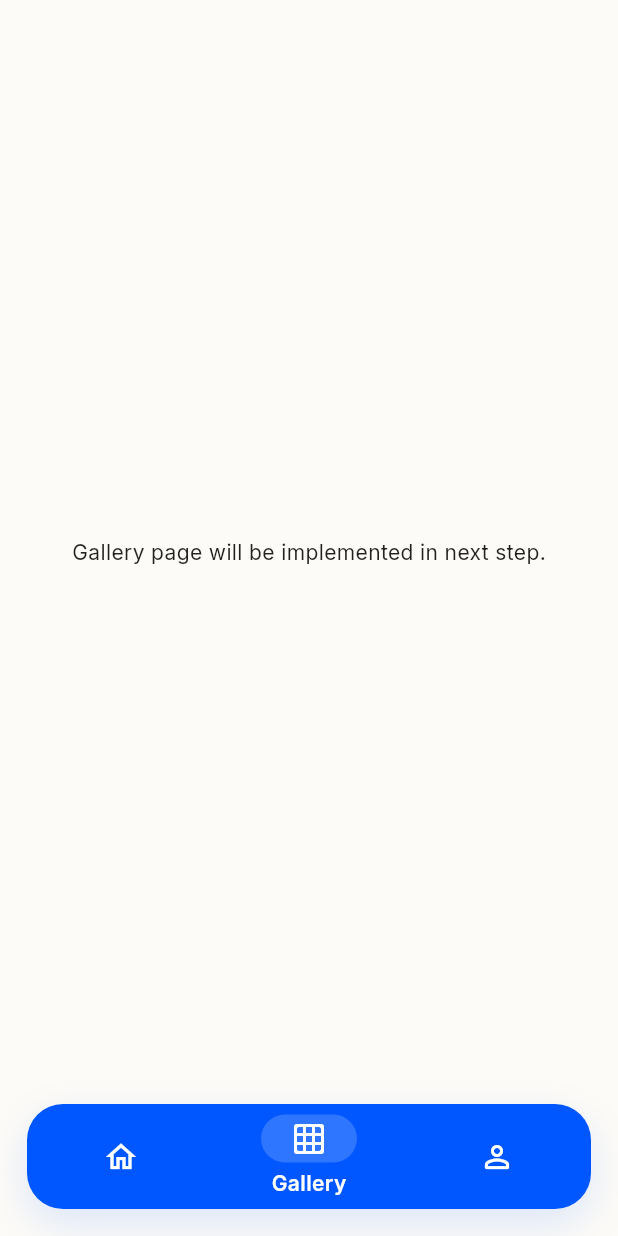
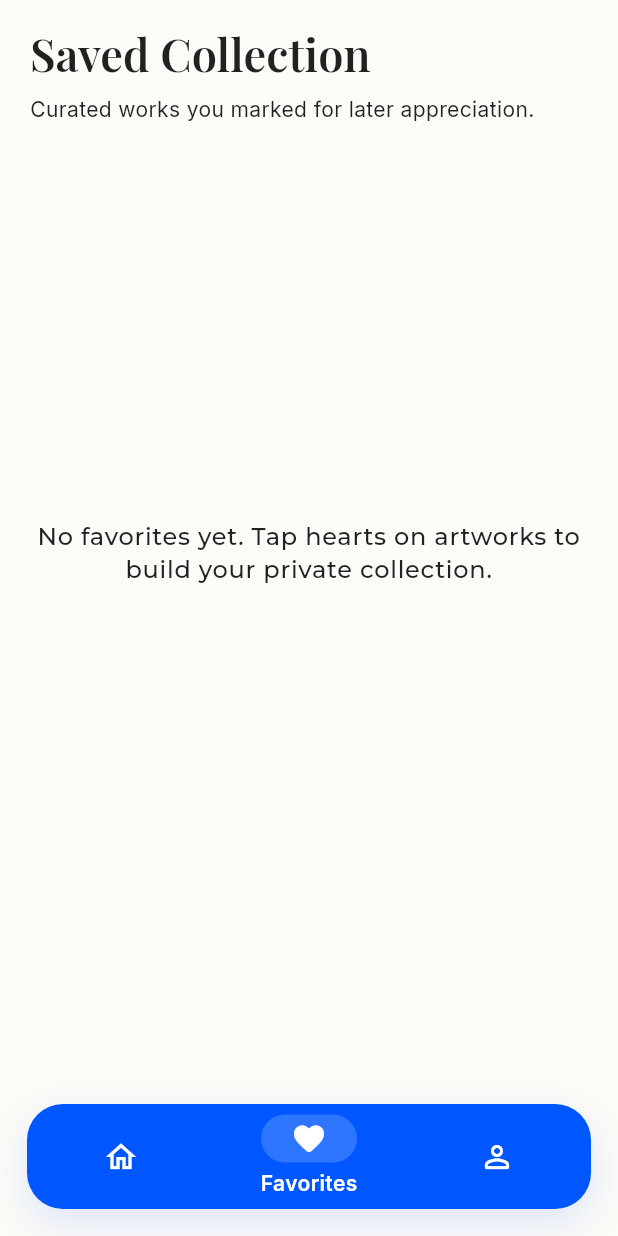
Before and after one commit to hilldanura198-bit/New-project-6, a Flutter app: the HomePage screen opened directly, item 2 of the bottom bar chosen, on a phone screen of 412 x 824 dp. Run offline on Flutter 3.47's test engine with Material 3 defaults, Android fonts, the phone set to English and light mode, and no system bars; our stand-ins replace flutter_riverpod, google_fonts, image_picker, supabase_flutter; accounts and stored records are empty; network calls fail.

Commit message:
feat: add favorites tab and animated heart toggles across artwork UI

```diff
--- a/lib/src/core/widgets/main_navigation.dart
+++ b/lib/src/core/widgets/main_navigation.dart
@@ -50,9 +50,9 @@ class MainNavigation extends StatelessWidget {
               label: 'Home',
             ),
             NavigationDestination(
-              icon: Icon(Icons.grid_view_rounded, color: Colors.white),
-              selectedIcon: Icon(Icons.grid_on_rounded, color: Colors.white),
-              label: 'Gallery',
+              icon: Icon(Icons.favorite_border_rounded, color: Colors.white),
+              selectedIcon: Icon(Icons.favorite_rounded, color: Colors.white),
+              label: 'Favorites',
             ),
             NavigationDestination(
               icon: Icon(Icons.person_outline_rounded, color: Colors.white),
--- /dev/null
+++ b/lib/src/features/favorites/presentation/pages/favorites_page.dart
@@ -0,0 +1,106 @@
+import 'package:flutter/material.dart';
+import 'package:flutter_riverpod/flutter_riverpod.dart';
+import 'package:flutter_staggered_grid_view/flutter_staggered_grid_view.dart';
+
+import '../../../artwork/presentation/pages/artwork_detail_page.dart';
+import '../../../artwork/presentation/widgets/favorite_heart_button.dart';
+import '../providers/favorites_provider.dart';
+
+class FavoritesPage extends ConsumerWidget {
+  const FavoritesPage({super.key});
+
+  @override
+  Widget build(BuildContext context, WidgetRef ref) {
+    final favoritesState = ref.watch(favoritesProvider);
+    final favoritesArtworksAsync = ref.watch(favoriteArtworksProvider);
+
+    return Scaffold(
+      body: SafeArea(
+        child: Padding(
+          padding: const EdgeInsets.fromLTRB(20, 16, 20, 100),
+          child: Column(
+            crossAxisAlignment: CrossAxisAlignment.start,
+            children: [
+              Text(
+                'Saved Collection',
+                style: Theme.of(context).textTheme.headlineMedium,
+              ),
+              const SizedBox(height: 8),
+              Text(
+                'Curated works you marked for later appreciation.',
+                style: Theme.of(context).textTheme.bodyMedium,
+              ),
+              if (favoritesState.error != null) ...[
+                const SizedBox(height: 10),
+                Text(
+                  favoritesState.error!,
+                  style: const TextStyle(color: Colors.redAccent),
+                ),
+              ],
+              const SizedBox(height: 18),
+              Expanded(
+                child: favoritesArtworksAsync.when(
+                  data: (artworks) {
+                    if (artworks.isEmpty) {
+                      return Center(
+                        child: Text(
+                          'No favorites yet. Tap hearts on artworks to build your private collection.',
+                          textAlign: TextAlign.center,
+                          style: Theme.of(context).textTheme.bodyLarge,
+                        ),
+                      );
+                    }
+
+                    return MasonryGridView.count(
+                      crossAxisCount: 2,
+                      mainAxisSpacing: 14,
+                      crossAxisSpacing: 14,
+                      itemCount: artworks.length,
+                      itemBuilder: (context, index) {
+                        final artwork = artworks[index];
+                        final artworkId = artwork['id'].toString();
+                        return GestureDetector(
+                          onTap: () {
+                            Navigator.of(context).push(
+                              MaterialPageRoute<void>(
+                                builder: (_) => ArtworkDetailPage(artwork: artwork),
+                              ),
+                            );
+                          },
+                          child: ClipRRect(
+                            borderRadius: BorderRadius.circular(28),
+                            child: Stack(
+                              children: [
+                                AspectRatio(
+                                  aspectRatio: 3 / 4,
+                                  child: Image.network(
+                                    (artwork['image_url'] ?? '').toString(),
+                                    fit: BoxFit.cover,
+                                    errorBuilder: (context, error, stackTrace) => const ColoredBox(
+                                      color: Color(0xFFEFE9DE),
+                                    ),
+                                  ),
+                                ),
+                                Positioned(
+                                  top: 8,
+                                  right: 8,
+                                  child: FavoriteHeartButton(artworkId: artworkId),
+                                ),
+                              ],
+                            ),
+                          ),
+                        );
+                      },
+                    );
+                  },
+                  error: (error, _) => Center(child: Text('Failed to load favorites: $error')),
+                  loading: () => const Center(child: CircularProgressIndicator()),
+                ),
+              ),
+            ],
+          ),
+        ),
+      ),
+    );
+  }
+}
--- a/lib/src/features/home/presentation/pages/home_page.dart
+++ b/lib/src/features/home/presentation/pages/home_page.dart
@@ -1,20 +1,23 @@
 import 'package:flutter/material.dart';
+import 'package:flutter_riverpod/flutter_riverpod.dart';
 import 'package:flutter_staggered_grid_view/flutter_staggered_grid_view.dart';
 import 'package:supabase_flutter/supabase_flutter.dart';
 
 import '../../../../core/theme/app_theme.dart';
 import '../../../../core/widgets/main_navigation.dart';
-import '../../../gallery/presentation/pages/gallery_page.dart';
+import '../../../artwork/presentation/pages/artwork_detail_page.dart';
+import '../../../artwork/presentation/widgets/favorite_heart_button.dart';
+import '../../../favorites/presentation/pages/favorites_page.dart';
 import '../../../profile/presentation/pages/profile_page.dart';
 
-class HomePage extends StatefulWidget {
+class HomePage extends ConsumerStatefulWidget {
   const HomePage({super.key});
 
   @override
-  State<HomePage> createState() => _HomePageState();
+  ConsumerState<HomePage> createState() => _HomePageState();
 }
 
-class _HomePageState extends State<HomePage> {
+class _HomePageState extends ConsumerState<HomePage> {
   int _navIndex = 0;
 
   String _getUserName() {
@@ -42,7 +45,7 @@ class _HomePageState extends State<HomePage> {
             userName: _getUserName(),
             artworksStream: _artworksStream(),
           ),
-          const GalleryPage(),
+          const FavoritesPage(),
           const ProfilePage(),
         ],
       ),
@@ -217,6 +220,7 @@ class _ArtworkCardState extends State<ArtworkCard> {
     final imageUrl = (widget.artwork['image_url'] ?? '').toString();
     final priceRaw = widget.artwork['price'];
     final priceLabel = priceRaw == null ? 'Price on request' : 'Rp $priceRaw';
+    final artworkId = widget.artwork['id'].toString();
 
     return AnimatedContainer(
       duration: const Duration(milliseconds: 220),
@@ -232,6 +236,15 @@ class _ArtworkCardState extends State<ArtworkCard> {
           ),
         ],
       ),
+      child: InkWell(
+        borderRadius: BorderRadius.circular(32),
+        onTap: () {
+          Navigator.of(context).push(
+            MaterialPageRoute<void>(
+              builder: (_) => ArtworkDetailPage(artwork: widget.artwork),
+            ),
+          );
+        },
         child: Column(
           crossAxisAlignment: CrossAxisAlignment.start,
           children: [
@@ -249,6 +262,11 @@ class _ArtworkCardState extends State<ArtworkCard> {
                 Positioned(
                   top: 10,
                   right: 10,
+                  child: FavoriteHeartButton(artworkId: artworkId),
+                ),
+                Positioned(
+                  top: 10,
+                  left: 10,
                   child: Container(
                     padding: const EdgeInsets.symmetric(horizontal: 8),
                     decoration: BoxDecoration(
@@ -304,6 +322,7 @@ class _ArtworkCardState extends State<ArtworkCard> {
             ),
           ],
         ),
+      ),
     );
   }
 }
```
Also changed, not shown: lib/src/features/artwork/presentation/pages/artwork_detail_page.dart (added, +63 -0 lines), lib/src/features/artwork/presentation/widgets/favorite_heart_button.dart (added, +79 -0 lines). Lines whose indentation alone changed are shown as unchanged.
